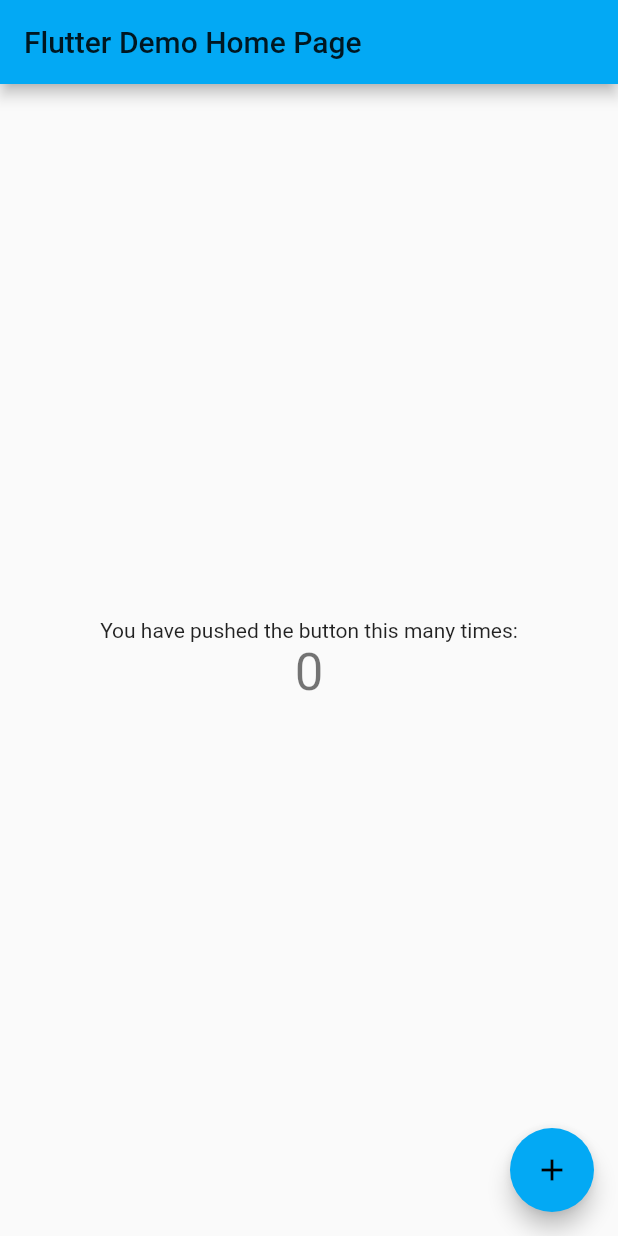
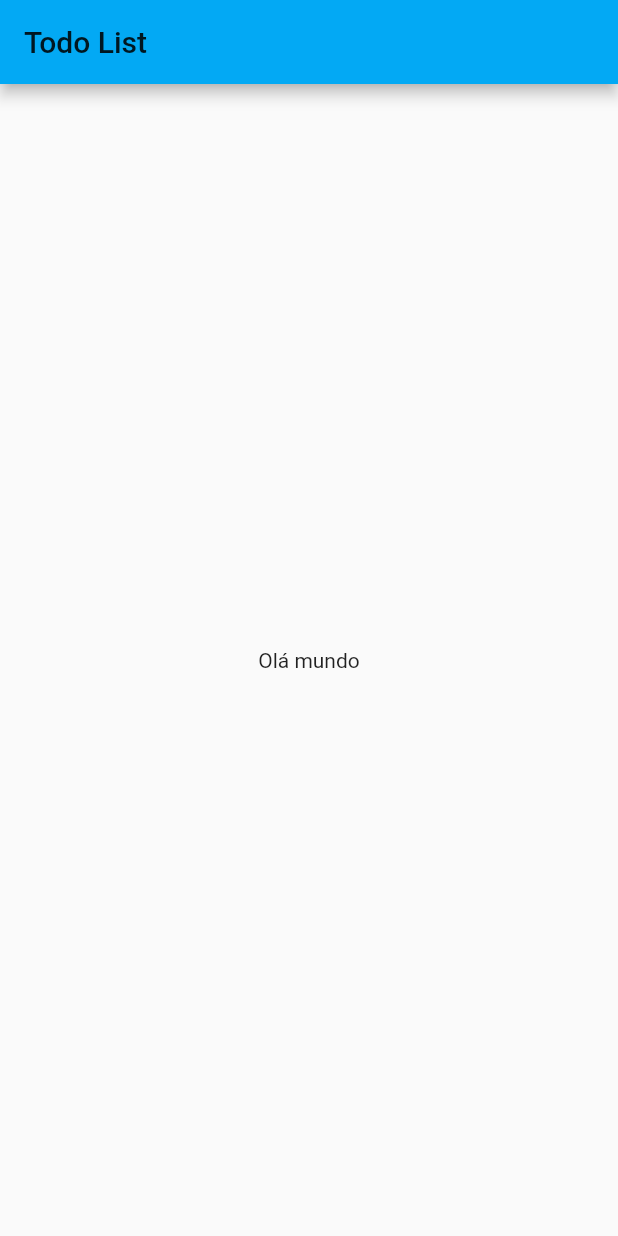
Before and after one commit to RaphaelfsOliveira/flutter_course_balta_io_todo_app, a Flutter app: the screen it shows after launch, on a phone screen of 412 x 824 dp. Run offline on Flutter 3.47's test engine with Material 2 defaults, Android fonts, the phone set to English and light mode, and no system bars.

Commit message:
- começo da app

```diff
--- a/todo/lib/main.dart
+++ b/todo/lib/main.dart
@@ -1,63 +1,32 @@
 import 'package:flutter/material.dart';
 
-void main() => runApp(MyApp());
+void main() => runApp(App());
 
-class MyApp extends StatelessWidget {
-  // This widget is the root of your application.
+class App extends StatelessWidget {
   @override
   Widget build(BuildContext context) {
     return MaterialApp(
-      title: 'Flutter Demo',
+      title: 'Todo App',
+      debugShowCheckedModeBanner: false,
       theme: ThemeData(
         primarySwatch: Colors.lightBlue,
       ),
-      home: MyHomePage(title: 'Flutter Demo Home Page'),
+      home: HomePage(),
     );
   }
 }
 
-class MyHomePage extends StatefulWidget {
-  MyHomePage({Key key, this.title}) : super(key: key);
-
-  final String title;
-
-  @override
-  _MyHomePageState createState() => _MyHomePageState();
-}
-
-class _MyHomePageState extends State<MyHomePage> {
-  int _counter = 0;
-
-  void _incrementCounter() {
-    setState(() {
-      _counter++;
-    });
-  }
-
+class HomePage extends StatelessWidget {
   @override
   Widget build(BuildContext context) {
     return Scaffold(
       appBar: AppBar(
-        title: Text(widget.title),
+        title: Text('Todo List'),
       ),
-      body: Center(
-        child: Column(
-          mainAxisAlignment: MainAxisAlignment.center,
-          children: <Widget>[
-            Text(
-              'You have pushed the button this many times:',
-            ),
-            Text(
-              '$_counter',
-              style: Theme.of(context).textTheme.display1,
-            ),
-          ],
+      body: Container(
+        child: Center(
+          child: Text('Olá mundo'),
         ),
-      ),
-      floatingActionButton: FloatingActionButton(
-        onPressed: _incrementCounter,
-        tooltip: 'Increment',
-        child: Icon(Icons.add),
       ),
     );
   }
```
